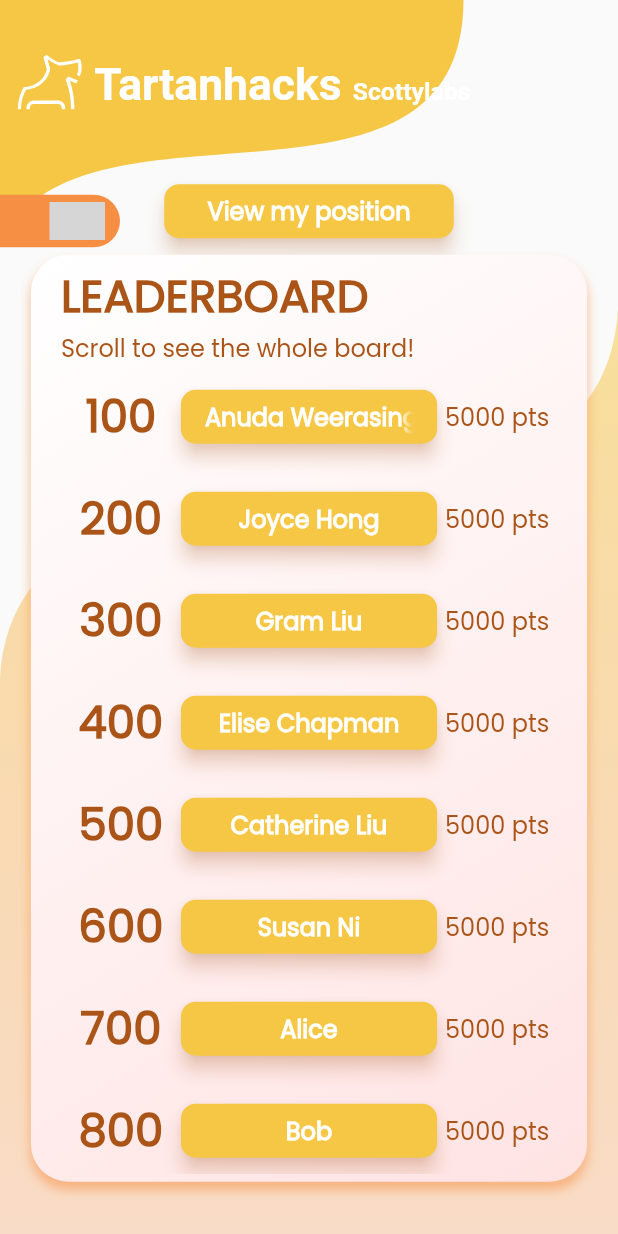
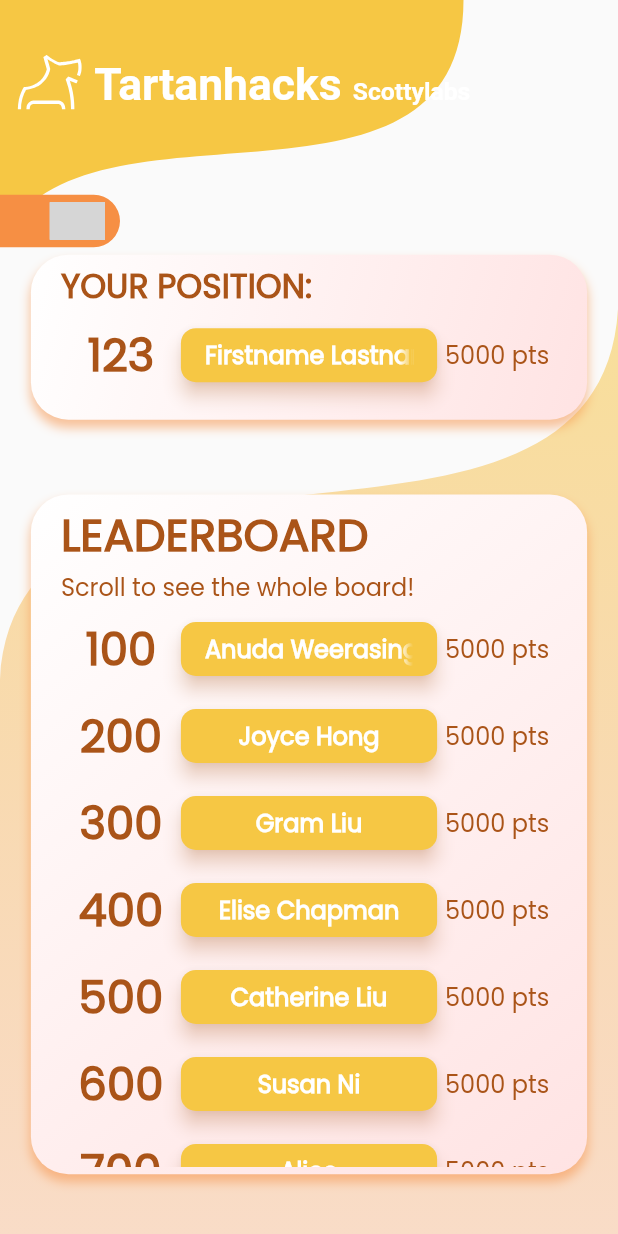
Before and after one commit to ScottyLabs/tartanhacks_dashboard_v2, a Flutter app: the Leaderboard screen opened directly, on a phone screen of 412 x 824 dp. Run offline on Flutter 3.47's test engine with Material 2 defaults, Android fonts, the phone set to English and light mode, and no system bars; our stand-ins replace carousel_slider, date_time_picker, flutter_countdown_timer, flutter_svg, qr_flutter, share and 1 more; missing offline and left inert: barras, charcode, decorated_icon; accounts and stored records are empty; generated files the repository leaves out were written again; grey boxes are pictures that could not be loaded.

Commit message:
own position displayed on leaderboard page

```diff
--- a/lib/pages/leaderboard.dart
+++ b/lib/pages/leaderboard.dart
@@ -13,7 +13,7 @@ class Leaderboard extends StatelessWidget {
     final screenWidth = mqData.size.width;
 
     return Scaffold(
-        body:  Container(
+        body: Container(
             child: SingleChildScrollView(
                 child: ConstrainedBox(
                     constraints: BoxConstraints(
@@ -22,15 +22,7 @@ class Leaderboard extends StatelessWidget {
                     child: Column(
                       mainAxisAlignment: MainAxisAlignment.end,
                       children: [
-                        Stack(
-                          alignment: Alignment.bottomCenter,
-                          children: [
                         TopBar(backflag: true),
-                            SolidButton(
-                              text: "   View my position   ",
-                            )
-                          ],
-                        ),
                         Stack(
                           children: [
                             Column(
@@ -48,9 +40,31 @@ class Leaderboard extends StatelessWidget {
                             Container(
                                 alignment: Alignment.center,
                                 padding: EdgeInsets.fromLTRB(0, 5, 0, 0),
-                                child: GradBox(
+                                height: screenHeight*0.75,
+                                child: Column(
+                                  mainAxisAlignment: MainAxisAlignment.spaceBetween,
+                                  children: [
+                                    GradBox(
                                       width: screenWidth*0.9,
-                                    height: screenHeight*0.75,
+                                      height: 110,
+                                      padding: EdgeInsets.fromLTRB(20, 5, 20, 5),
+                                      alignment: Alignment.topLeft,
+                                      child: Column(
+                                        mainAxisAlignment: MainAxisAlignment.start,
+                                        crossAxisAlignment: CrossAxisAlignment.start,
+                                        children: [
+                                          Text("YOUR POSITION:", style: Theme.of(context).textTheme.headline3),
+                                          LBRow(
+                                            place: 123,
+                                            name: "Firstname Lastname",
+                                            points: 5000
+                                          )
+                                        ],
+                                      ),
+                                    ),
+                                    GradBox(
+                                      width: screenWidth*0.9,
+                                      height: screenHeight*0.55,
                                       padding: EdgeInsets.fromLTRB(20, 5, 20, 5),
                                       alignment: Alignment.topLeft,
                                       child: Column(
@@ -79,6 +93,8 @@ class Leaderboard extends StatelessWidget {
                                           ]
                                       )
                                     )
+                                  ],
+                                )
                             )
                           ],
                         )
@@ -102,7 +118,7 @@ class LBRow extends StatelessWidget {
   @override
   Widget build(BuildContext context) {
     return Container(
-      padding: EdgeInsets.fromLTRB(0, 10, 0, 10),
+      padding: EdgeInsets.fromLTRB(0, 5, 0, 5),
       child: Row(
         crossAxisAlignment: CrossAxisAlignment.center,
         children: [
```
Lines whose indentation alone changed are shown as unchanged.
